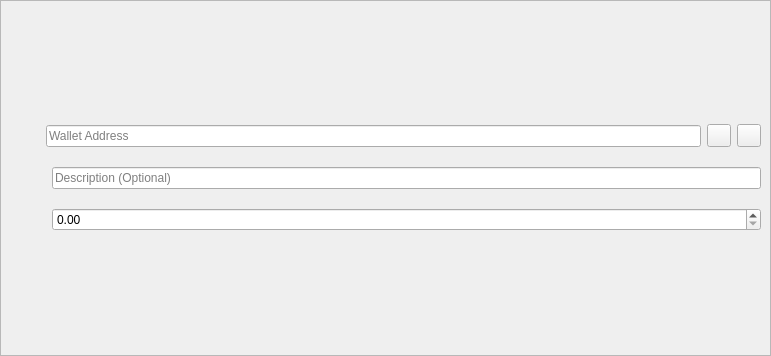
Before: the Qt Designer form src/qt/forms/sendcoinsentry.ui in pedrorv0106/DAPS, drawn with Qt 5.
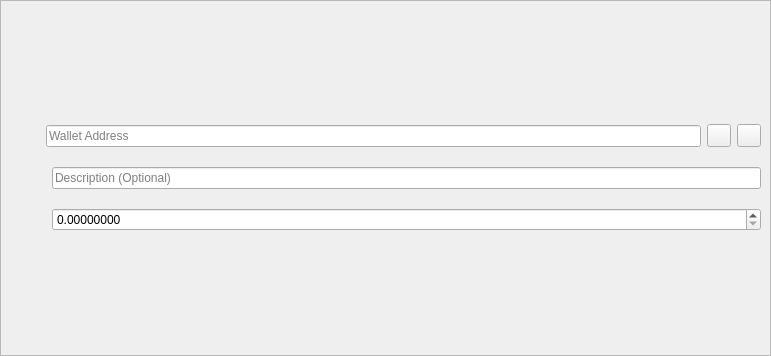
After: the same form once the commit is applied. Icons and pictures are not drawn. Custom widgets are drawn as their Qt base class.

Commit message: DAPS-537 fix decimal wallet

The edit to the form file:
```diff
--- a/src/qt/forms/sendcoinsentry.ui
+++ b/src/qt/forms/sendcoinsentry.ui
@@ -156,8 +156,11 @@
         </item>
         <item>
          <widget class="QDoubleSpinBox" name="payAmount">
+          <property name="decimals">
+           <number>8</number>
+          </property>
           <property name="maximum">
-           <number>999999999</number>
+           <double>999999999.000000000000000</double>
           </property>
          </widget>
         </item>
```
Left out of the diff: 1 changed line with no effect on the pictures.
